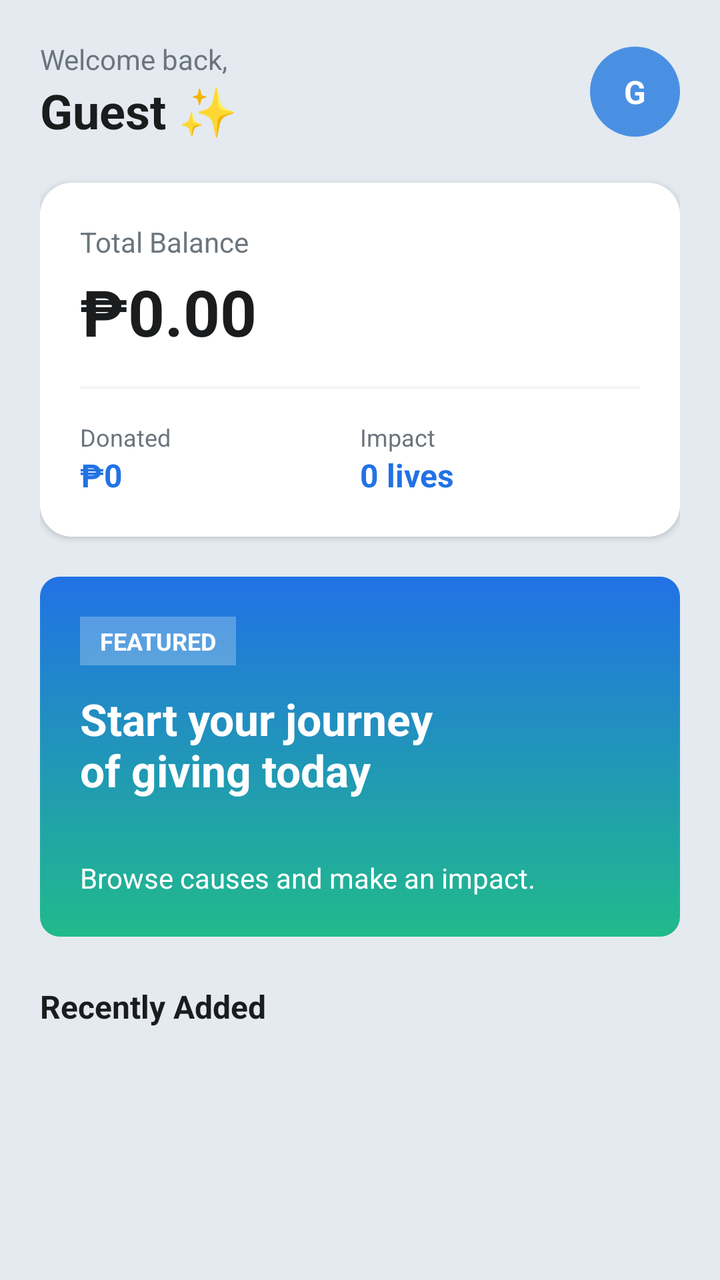
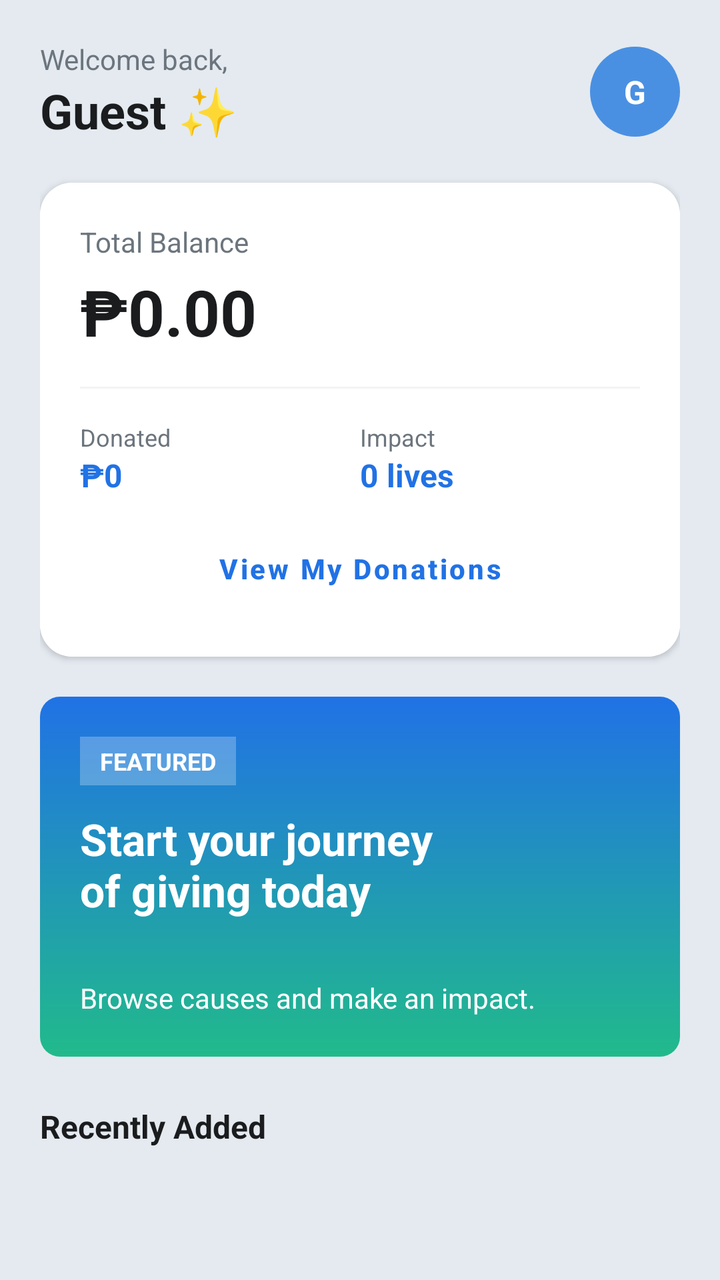

Two renders of the same Android screen: before a commit and after it. Below are the layout's source before the change and the commit's diff.
<!-- AndroidManifest.xml: application theme Theme.UlamShare -->
<!-- res/layout/activity_home.xml -->
<?xml version="1.0" encoding="utf-8"?>
<androidx.constraintlayout.widget.ConstraintLayout xmlns:android="http://schemas.android.com/apk/res/android"
    xmlns:app="http://schemas.android.com/apk/res-auto"
    xmlns:tools="http://schemas.android.com/tools"
    android:layout_width="match_parent"
    android:layout_height="match_parent"
    android:background="#E4EAF0">

    <androidx.core.widget.NestedScrollView
        android:layout_width="match_parent"
        android:layout_height="match_parent"
        android:fillViewport="true">

        <LinearLayout
            android:layout_width="match_parent"
            android:layout_height="wrap_content"
            android:orientation="vertical"
            android:padding="20dp">

            <androidx.constraintlayout.widget.ConstraintLayout
                android:layout_width="match_parent"
                android:layout_height="wrap_content">

                <LinearLayout
                    android:id="@+id/greetingLayout"
                    android:layout_width="0dp"
                    android:layout_height="wrap_content"
                    android:orientation="vertical"
                    app:layout_constraintBottom_toBottomOf="parent"
                    app:layout_constraintEnd_toStartOf="@id/btnRegisterHeader"
                    app:layout_constraintStart_toStartOf="parent"
                    app:layout_constraintTop_toTopOf="parent">

                    <TextView
                        android:id="@+id/tvGreeting"
                        android:layout_width="wrap_content"
                        android:layout_height="wrap_content"
                        android:text="Welcome back,"
                        android:textColor="#6C757D"
                        android:textSize="14sp" />

                    <TextView
                        android:id="@+id/tvUserName"
                        android:layout_width="wrap_content"
                        android:layout_height="wrap_content"
                        android:text="Guest ✨"
                        android:textColor="#1A1C1E"
                        android:textSize="24sp"
                        android:textStyle="bold" />
                </LinearLayout>

                <Button
                    android:id="@+id/btnRegisterHeader"
                    style="@style/Widget.MaterialComponents.Button.TextButton"
                    android:layout_width="wrap_content"
                    android:layout_height="wrap_content"
                    android:layout_marginEnd="12dp"
                    android:minWidth="0dp"
                    android:text="Register"
                    android:textAllCaps="false"
                    android:textColor="#2172E5"
                    android:textSize="12sp"
                    android:textStyle="bold"
                    android:visibility="gone"
                    app:layout_constraintBottom_toBottomOf="parent"
                    app:layout_constraintEnd_toStartOf="@id/tvProfileInitials"
                    app:layout_constraintTop_toTopOf="parent"
                    tools:visibility="visible" />

                <TextView
                    android:id="@+id/tvProfileInitials"
                    android:layout_width="45dp"
                    android:layout_height="45dp"
                    android:background="@drawable/circle_blue_profile"
                    android:gravity="center"
                    android:text="G"
                    android:textColor="#FFFFFF"
                    android:textSize="16sp"
                    android:textStyle="bold"
                    app:layout_constraintBottom_toBottomOf="parent"
                    app:layout_constraintEnd_toEndOf="parent"
                    app:layout_constraintTop_toTopOf="parent" />
            </androidx.constraintlayout.widget.ConstraintLayout>

            
            <androidx.cardview.widget.CardView
                android:layout_width="match_parent"
                android:layout_height="wrap_content"
                android:layout_marginTop="20dp"
                app:cardCornerRadius="16dp"
                app:cardElevation="2dp">

                <LinearLayout
                    android:layout_width="match_parent"
                    android:layout_height="wrap_content"
                    android:background="#FFFFFF"
                    android:orientation="vertical"
                    android:padding="20dp">

                    <TextView
                        android:layout_width="wrap_content"
                        android:layout_height="wrap_content"
                        android:text="Total Balance"
                        android:textColor="#6C757D"
                        android:textSize="14sp" />

                    <TextView
                        android:id="@+id/tvUserBalance"
                        android:layout_width="wrap_content"
                        android:layout_height="wrap_content"
                        android:layout_marginTop="4dp"
                        android:text="₱0.00"
                        android:textColor="#1A1C1E"
                        android:textSize="32sp"
                        android:textStyle="bold" />

                    <View
                        android:layout_width="match_parent"
                        android:layout_height="1dp"
                        android:layout_marginTop="16dp"
                        android:background="#F1F3F5" />

                    <LinearLayout
                        android:layout_width="match_parent"
                        android:layout_height="wrap_content"
                        android:layout_marginTop="16dp"
                        android:orientation="horizontal">

                        <LinearLayout
                            android:layout_width="0dp"
                            android:layout_height="wrap_content"
                            android:layout_weight="1"
                            android:orientation="vertical">

                            <TextView
                                android:layout_width="wrap_content"
                                android:layout_height="wrap_content"
                                android:text="Donated"
                                android:textColor="#6C757D"
                                android:textSize="12sp" />

                            <TextView
                                android:id="@+id/tvTotalDonatedHome"
                                android:layout_width="wrap_content"
                                android:layout_height="wrap_content"
                                android:text="₱0"
                                android:textColor="#2172E5"
                                android:textSize="16sp"
                                android:textStyle="bold" />
                        </LinearLayout>

                        <LinearLayout
                            android:layout_width="0dp"
                            android:layout_height="wrap_content"
                            android:layout_weight="1"
                            android:orientation="vertical">

                            <TextView
                                android:layout_width="wrap_content"
                                android:layout_height="wrap_content"
                                android:text="Impact"
                                android:textColor="#6C757D"
                                android:textSize="12sp" />

                            <TextView
                                android:layout_width="wrap_content"
                                android:layout_height="wrap_content"
                                android:text="0 lives"
                                android:textColor="#2172E5"
                                android:textSize="16sp"
                                android:textStyle="bold" />
                        </LinearLayout>
                    </LinearLayout>
                </LinearLayout>
            </androidx.cardview.widget.CardView>

            
            <androidx.constraintlayout.widget.ConstraintLayout
                android:id="@+id/trendingContainer"
                android:layout_width="match_parent"
                android:layout_height="180dp"
                android:layout_marginTop="20dp"
                android:background="@drawable/bg_blue_green_gradient"
                android:padding="20dp">

                <TextView
                    android:id="@+id/tvTrendingTag"
                    android:layout_width="wrap_content"
                    android:layout_height="wrap_content"
                    android:background="#40FFFFFF"
                    android:paddingHorizontal="10dp"
                    android:paddingVertical="4dp"
                    android:text="FEATURED"
                    android:textColor="#FFFFFF"
                    android:textSize="12sp"
                    android:textStyle="bold"
                    app:layout_constraintStart_toStartOf="parent"
                    app:layout_constraintTop_toTopOf="parent" />

                <TextView
                    android:id="@+id/tvCampTitle"
                    android:layout_width="match_parent"
                    android:layout_height="wrap_content"
                    android:layout_marginTop="12dp"
                    android:text="Start your journey\nof giving today"
                    android:textColor="#FFFFFF"
                    android:textSize="22sp"
                    android:textStyle="bold"
                    app:layout_constraintStart_toStartOf="parent"
                    app:layout_constraintTop_toBottomOf="@id/tvTrendingTag" />

                <TextView
                    android:id="@+id/tvRaised"
                    android:layout_width="wrap_content"
                    android:layout_height="wrap_content"
                    android:text="Browse causes and make an impact."
                    android:textColor="#FFFFFF"
                    android:textSize="14sp"
                    app:layout_constraintBottom_toBottomOf="parent"
                    app:layout_constraintStart_toStartOf="parent" />

            </androidx.constraintlayout.widget.ConstraintLayout>

            <TextView
                android:layout_width="wrap_content"
                android:layout_height="wrap_content"
                android:layout_marginTop="24dp"
                android:text="Recently Added"
                android:textColor="#1A1C1E"
                android:textSize="16sp"
                android:textStyle="bold" />

            <androidx.recyclerview.widget.RecyclerView
                android:id="@+id/rvRecentlyAdded"
                android:layout_width="match_parent"
                android:layout_height="wrap_content"
                android:layout_marginTop="12dp"
                android:nestedScrollingEnabled="false"
                tools:listitem="@layout/item_campaign" />

            <androidx.constraintlayout.widget.ConstraintLayout
                android:id="@+id/emptyCampaignsCard"
                android:layout_width="match_parent"
                android:layout_height="120dp"
                android:layout_marginTop="12dp"
                android:background="@drawable/rounded_input_border"
                android:padding="16dp"
                android:visibility="gone">

                <ImageView
                    android:id="@+id/ivEmptyIcon"
                    android:layout_width="40dp"
                    android:layout_height="40dp"
                    android:alpha="0.3"
                    android:src="@drawable/plant"
                    app:layout_constraintBottom_toBottomOf="parent"
                    app:layout_constraintStart_toStartOf="parent"
                    app:layout_constraintTop_toTopOf="parent"
                    app:tint="#6C757D" />

                <TextView
                    android:id="@+id/tvEmptyCampaignsMessage"
                    android:layout_width="0dp"
                    android:layout_height="wrap_content"
                    android:layout_marginStart="16dp"
                    android:text="No campaigns available yet."
                    android:textColor="#6C757D"
                    android:textSize="14sp"
                    app:layout_constraintBottom_toBottomOf="parent"
                    app:layout_constraintEnd_toEndOf="parent"
                    app:layout_constraintStart_toEndOf="@id/ivEmptyIcon"
                    app:layout_constraintTop_toTopOf="parent" />
            </androidx.constraintlayout.widget.ConstraintLayout>

        </LinearLayout>
    </androidx.core.widget.NestedScrollView>

</androidx.constraintlayout.widget.ConstraintLayout>
<!-- res/layout/item_campaign.xml (included above) -->
<?xml version="1.0" encoding="utf-8"?>
<androidx.constraintlayout.widget.ConstraintLayout xmlns:android="http://schemas.android.com/apk/res/android"
    xmlns:app="http://schemas.android.com/apk/res-auto"
    android:id="@+id/cardActiveCampaign"
    android:layout_width="match_parent"
    android:layout_height="wrap_content"
    android:layout_marginBottom="12dp"
    android:background="@drawable/rounded_input_border"
    android:padding="16dp">

    <ImageView
        android:id="@+id/ivCampaignIcon"
        android:layout_width="56dp"
        android:layout_height="56dp"
        android:background="@drawable/rounded_soft_blue_rect"
        android:backgroundTint="#EEF2F8"
        android:padding="12dp"
        android:src="@drawable/plant"
        app:layout_constraintStart_toStartOf="parent"
        app:layout_constraintTop_toTopOf="parent" />

    <TextView
        android:id="@+id/tvActiveCampTitle"
        android:layout_width="0dp"
        android:layout_height="wrap_content"
        android:layout_marginStart="16dp"
        android:text="Scholars for Tomorrow"
        android:textColor="#1A1C1E"
        android:textSize="16sp"
        android:textStyle="bold"
        app:layout_constraintEnd_toEndOf="parent"
        app:layout_constraintStart_toEndOf="@id/ivCampaignIcon"
        app:layout_constraintTop_toTopOf="parent" />

    <TextView
        android:id="@+id/tvActiveCampSub"
        android:layout_width="0dp"
        android:layout_height="wrap_content"
        android:layout_marginStart="16dp"
        android:layout_marginTop="2dp"
        android:text="Help 500 scholars finish college"
        android:textColor="#6C757D"
        android:textSize="13sp"
        app:layout_constraintEnd_toEndOf="parent"
        app:layout_constraintStart_toEndOf="@id/ivCampaignIcon"
        app:layout_constraintTop_toBottomOf="@id/tvActiveCampTitle" />

    <ProgressBar
        android:id="@+id/pbMiniProgress"
        style="?android:attr/progressBarStyleHorizontal"
        android:layout_width="0dp"
        android:layout_height="6dp"
        android:layout_marginStart="16dp"
        android:layout_marginTop="16dp"
        android:progress="62"
        android:progressTint="@color/brand_blue"
        app:layout_constraintEnd_toEndOf="parent"
        app:layout_constraintStart_toEndOf="@id/ivCampaignIcon"
        app:layout_constraintTop_toBottomOf="@id/tvActiveCampSub" />

    <TextView
        android:id="@+id/tvRaisedAmount"
        android:layout_width="wrap_content"
        android:layout_height="wrap_content"
        android:layout_marginStart="16dp"
        android:layout_marginTop="8dp"
        android:text="₱310K raised"
        android:textColor="#A0A5AA"
        android:textSize="12sp"
        app:layout_constraintStart_toEndOf="@id/ivCampaignIcon"
        app:layout_constraintTop_toBottomOf="@id/pbMiniProgress" />

    <TextView
        android:id="@+id/tvProgressPercent"
        android:layout_width="wrap_content"
        android:layout_height="wrap_content"
        android:layout_marginTop="8dp"
        android:text="62%"
        android:textColor="#A0A5AA"
        android:textSize="12sp"
        app:layout_constraintEnd_toEndOf="parent"
        app:layout_constraintTop_toBottomOf="@id/pbMiniProgress" />
</androidx.constraintlayout.widget.ConstraintLayout>
<!-- resources referenced by this layout -->
<resources>
  <color name="brand_blue">#2172E5</color>
  <!-- drawable bg_blue_green_gradient (drawable) -->
  <?xml version="1.0" encoding="utf-8"?>
  <shape xmlns:android="http://schemas.android.com/apk/res/android">
      <gradient
          android:angle="270"
          android:endColor="#21BA8B"
          android:startColor="#2172E5"
          android:type="linear" />
  
      <corners android:radius="10dp"/>
  </shape>
  <!-- drawable circle_blue_profile (drawable) -->
  <?xml version="1.0" encoding="utf-8"?>
  <shape xmlns:android="http://schemas.android.com/apk/res/android">
      <solid android:color="#4A90E2" />
      <corners android:radius="100dp"/>
  </shape>
  <!-- drawable plant: png bitmap (drawable, 16208 bytes) -->
  <!-- drawable rounded_input_border (drawable) -->
  <?xml version="1.0" encoding="utf-8"?>
  <shape xmlns:android="http://schemas.android.com/apk/res/android">
      <solid android:color="#EAF8EE" />
      <corners android:radius="10dp" />
  </shape>
  <!-- drawable rounded_soft_blue_rect (drawable) -->
  <?xml version="1.0" encoding="utf-8"?>
  <shape xmlns:android="http://schemas.android.com/apk/res/android"
      android:shape="rectangle">
  
      <solid android:color="#EBF2FA" />
  
      <corners android:radius="12dp" />
  
      <stroke
          android:width="1dp"
          android:color="#BBDEFB" />
  </shape>
  <style name="Theme.UlamShare" parent="Theme.MaterialComponents.Light.NoActionBar">
          
          <item name="colorPrimary">@color/brand_blue</item>
          <item name="colorPrimaryVariant">@color/primary_blue</item>
          <item name="colorOnPrimary">@color/white</item>
          
          <item name="colorSecondary">@color/sky_blue</item>
          <item name="colorSecondaryVariant">@color/sky_blue</item>
          <item name="colorOnSecondary">@color/black</item>
          
          <item name="android:statusBarColor">?attr/colorPrimaryVariant</item>
          
      </style>
  <color name="primary_blue">#2172E5</color>
  <color name="white">#FFFFFF</color>
  <color name="sky_blue">#579AFA</color>
  <color name="black">#FF000000</color>
</resources>

<!-- the commit's change to res/layout/activity_home.xml (unified diff, before → after) -->
@@ -171,6 +171,17 @@
                                 android:textStyle="bold" />
                         </LinearLayout>
                     </LinearLayout>
+
+                    <Button
+                        android:id="@+id/btnViewMyDonations"
+                        style="@style/Widget.MaterialComponents.Button.TextButton"
+                        android:layout_width="match_parent"
+                        android:layout_height="wrap_content"
+                        android:layout_marginTop="12dp"
+                        android:text="View My Donations"
+                        android:textAllCaps="false"
+                        android:textColor="#2172E5"
+                        android:textStyle="bold" />
                 </LinearLayout>
             </androidx.cardview.widget.CardView>
 
